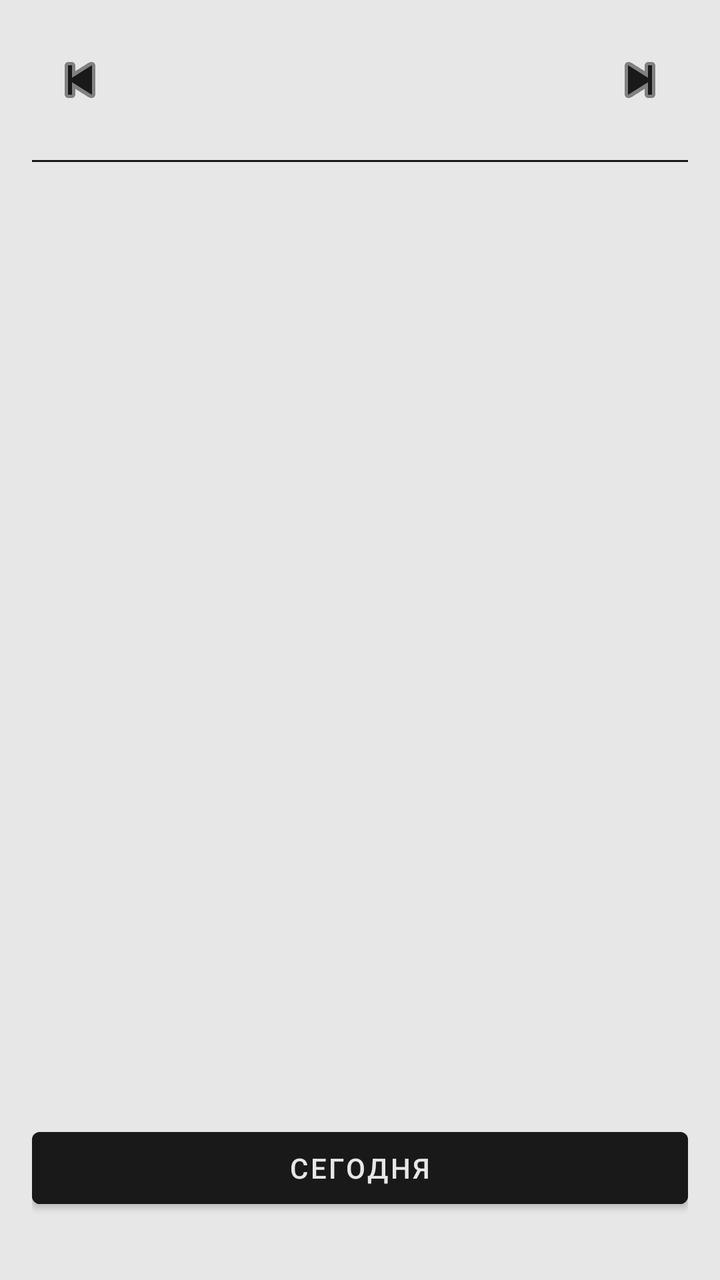
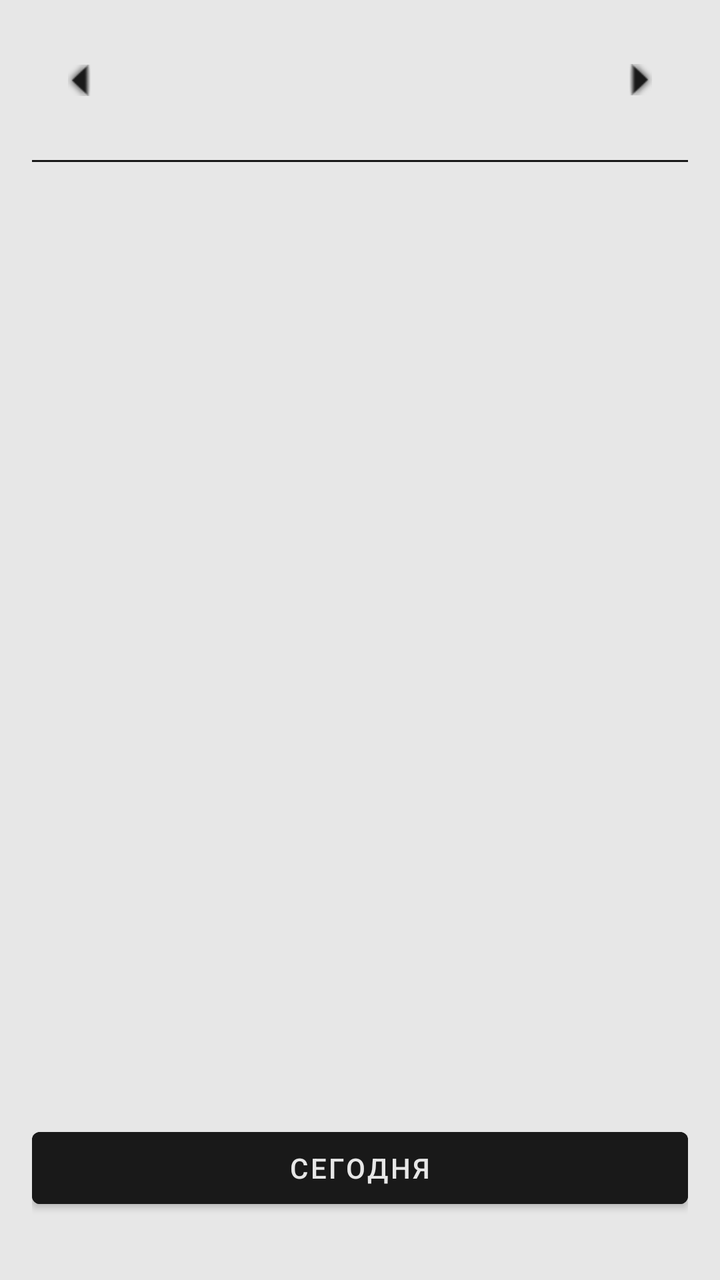

Screens rendered from an Android XML layout before and after an edit, with the pre-edit source and the edit as a unified diff.
<!-- AndroidManifest.xml: application theme Theme.Ecumeno -->
<!-- res/layout/fragment_calendar.xml -->
<?xml version="1.0" encoding="utf-8"?>
<LinearLayout xmlns:android="http://schemas.android.com/apk/res/android"
    xmlns:app="http://schemas.android.com/apk/res-auto"
    android:layout_width="match_parent"
    android:layout_height="match_parent"
    android:orientation="vertical"
    android:padding="16dp"
    android:background="@color/main">

    
    <LinearLayout
        android:layout_width="match_parent"
        android:layout_height="wrap_content"
        android:orientation="horizontal"
        android:gravity="center">

        <ImageButton
            android:id="@+id/prevMonth"
            android:layout_width="48dp"
            android:layout_height="48dp"
            android:src="@android:drawable/ic_media_previous"
            android:background="?attr/selectableItemBackgroundBorderless"
            app:tint="@color/accent" />

        <TextView
            android:id="@+id/monthTitle"
            android:layout_width="0dp"
            android:layout_height="wrap_content"
            android:layout_weight="1"
            android:textSize="20sp"
            android:textStyle="bold"
            android:gravity="center"
            />

        <ImageButton
            android:id="@+id/nextMonth"
            android:layout_width="48dp"
            android:layout_height="48dp"
            android:src="@android:drawable/ic_media_next"
            android:background="?attr/selectableItemBackgroundBorderless"
            app:tint="@color/accent" />
    </LinearLayout>

    <View
        android:layout_width="match_parent"
        android:layout_height="1dp"
        android:background="@color/accent"
        android:layout_marginBottom="8dp"
        android:layout_marginTop="16dp"/>

    
    <androidx.recyclerview.widget.RecyclerView
        android:id="@+id/calendarGrid"
        android:layout_width="match_parent"
        android:layout_height="0dp"
        android:layout_weight="1"
        android:overScrollMode="never"/>

    
    <Button
        android:id="@+id/todayButton"
        android:layout_width="match_parent"
        android:layout_height="wrap_content"
        android:backgroundTint="@color/accent"
        android:textColor="@color/main"
        android:text="@string/today"
        android:layout_marginTop="16dp"
        android:layout_marginBottom="16dp" />

    
    <LinearLayout
        android:id="@+id/day_info"
        android:layout_width="match_parent"
        android:layout_height="wrap_content"
        android:orientation="vertical"
        android:elevation="4dp"
        android:visibility="gone">
        <View
            android:layout_width="match_parent"
            android:layout_height="1dp"
            android:background="@color/accent"
            android:layout_marginBottom="16dp"/>
        <TextView
            android:id="@+id/selectedDate"
            android:layout_width="match_parent"
            android:layout_height="wrap_content"
            android:textSize="16sp"
            android:textStyle="bold"
            android:layout_marginEnd="16dp"
            android:layout_marginStart="16dp"
            android:layout_marginBottom="8dp" />

        <TextView
            android:id="@+id/holidayName"
            android:layout_width="match_parent"
            android:layout_height="wrap_content"
            android:textSize="14sp"
            android:textColor="@color/holiday_great"
            android:layout_marginEnd="16dp"
            android:layout_marginStart="16dp"
            android:layout_marginBottom="8dp" />

        <TextView
            android:id="@+id/fastInfo"
            android:layout_width="match_parent"
            android:layout_height="wrap_content"
            android:textSize="14sp"
            android:textStyle="italic"
            android:layout_marginEnd="16dp"
            android:layout_marginStart="16dp"
            />
        <View
            android:layout_width="match_parent"
            android:layout_height="1dp"
            android:background="@color/accent"
            android:layout_marginTop="16dp"
            android:layout_marginBottom="8dp"/>
    </LinearLayout>
</LinearLayout>
<!-- resources referenced by this layout -->
<resources>
  <color name="accent">#191919</color>
  <color name="holiday_great">#E53935</color>
  <color name="main">#E7E7E7</color>
  <string name="today">Сегодня</string>
  <style name="Theme.Ecumeno" parent="Theme.MaterialComponents.DayNight.NoActionBar">
          <item name="colorPrimary">@color/main</item>
          <item name="colorPrimaryVariant">@color/main</item>
          <item name="colorOnPrimary">@color/accent</item>
          <item name="colorSecondary">@color/accent</item>
          <item name="colorSecondaryVariant">@color/accent</item>
          <item name="colorOnSecondary">@color/main</item>
          <item name="android:statusBarColor">?attr/colorPrimaryVariant</item>
          <item name="android:windowLightStatusBar">true</item>
          <item name="android:textColor">@color/accent</item>
          <item name="android:textColorPrimary">@color/accent</item>
          <item name="android:textColorSecondary">@color/accent</item>
          <item name="android:textColorTertiary">@color/accent</item>
      </style>
</resources>

<!-- the commit's change to res/layout/fragment_calendar.xml (unified diff, before → after) -->
@@ -18,7 +18,8 @@
             android:id="@+id/prevMonth"
             android:layout_width="48dp"
             android:layout_height="48dp"
-            android:src="@android:drawable/ic_media_previous"
+            android:src="@android:drawable/arrow_down_float"
+            android:rotation="90"
             android:background="?attr/selectableItemBackgroundBorderless"
             app:tint="@color/accent" />
 
@@ -36,7 +37,8 @@
             android:id="@+id/nextMonth"
             android:layout_width="48dp"
             android:layout_height="48dp"
-            android:src="@android:drawable/ic_media_next"
+            android:src="@android:drawable/arrow_down_float"
+            android:rotation="270"
             android:background="?attr/selectableItemBackgroundBorderless"
             app:tint="@color/accent" />
     </LinearLayout>
